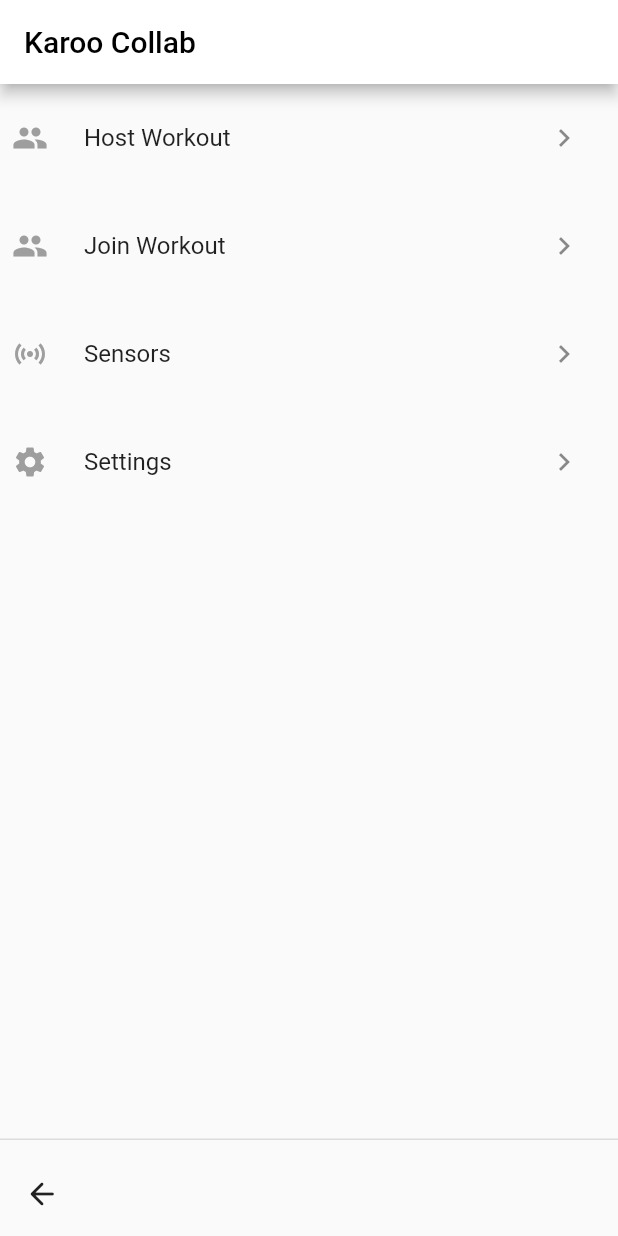
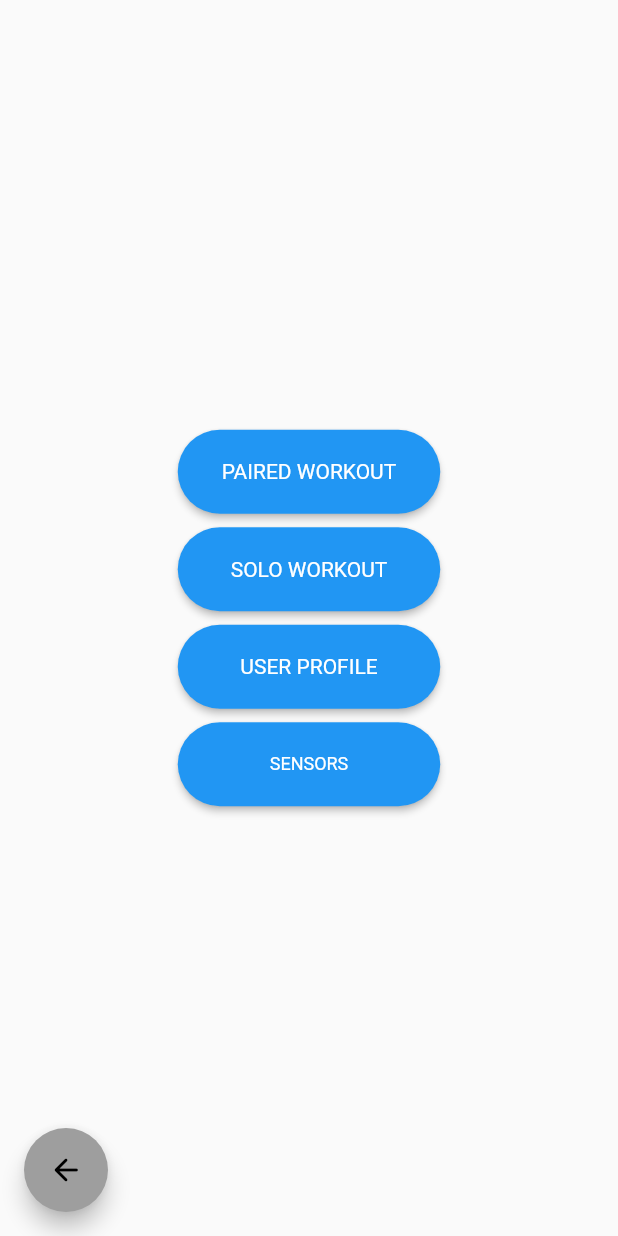
Before and after one commit to FrankAlbella/karoo-colab, a Flutter app: the screen it shows after launch, on a phone screen of 412 x 824 dp. Run offline on Flutter 3.47's test engine with Material 2 defaults, Android fonts, the phone set to English and light mode, and no system bars; our stand-ins replace flutter_bluetooth_serial, fluttertoast, permission_handler; missing offline and left inert: flutter_reactive_ble, screen.

Commit message:
Reworked Home Page ui

```diff
--- a/lib/pages/home_page.dart
+++ b/lib/pages/home_page.dart
@@ -1,21 +1,12 @@
 import 'dart:io';
 import 'package:flutter/material.dart';
+import 'package:karoo_collab/pages/paired_workout.dart';
+import 'package:karoo_collab/pages/solo_workout.dart';
 import 'profile_page.dart';
 import 'sensor_page.dart';
-import 'host_page.dart';
-import 'join_page.dart';
 
 class MyHomePage extends StatefulWidget {
   const MyHomePage({super.key, required this.title});
-
-  // This widget is the home page of your application. It is stateful, meaning
-  // that it has a State object (defined below) that contains fields that affect
-  // how it looks.
-
-  // This class is the configuration for the state. It holds the values (in this
-  // case the title) provided by the parent (in this case the App widget) and
-  // used by the build method of the State. Fields in a Widget subclass are
-  // always marked "final".
 
   final String title;
 
@@ -24,133 +15,129 @@ class MyHomePage extends StatefulWidget {
 }
 
 class _MyHomePageState extends State<MyHomePage> {
-
   @override
   Widget build(BuildContext context) {
-    // This method is rerun every time setState is called, for instance as done
-    // by the _incrementCounter method above.
-    //
-    // The Flutter framework has been optimized to make rerunning build methods
-    // fast, so that you can just rebuild anything that needs updating rather
-    // than having to individually change instances of widgets.
     return Scaffold(
-      appBar: AppBar(
-        // Here we take the value from the MyHomePage object that was created by
-        // the App.build method, and use it to set our appbar title.
-        title: Text(widget.title, style: const TextStyle(color: Colors.black)),
-        backgroundColor: Colors.white,
+        floatingActionButtonLocation: FloatingActionButtonLocation.startFloat,
+        floatingActionButton: SizedBox(
+          child: FloatingActionButton (
+            shape: RoundedRectangleBorder(
+                borderRadius: BorderRadius.circular(30)
+            ),
+            child: const Icon(Icons.arrow_back_rounded),
+            onPressed: () {
+              exit(0); //Might need better method of exiting app
+            },
+          ),
         ),
       body: Center(
-        // Center is a layout widget. It takes a single child and positions it
-        // in the middle of the parent.
-        child: ListView(
-          // Column is also a layout widget. It takes a list of children and
-          // arranges them vertically. By default, it sizes itself to fit its
-          // children horizontally, and tries to be as tall as its parent.
-          //
-          // Invoke "debug painting" (press "p" in the console, choose the
-          // "Toggle Debug Paint" action from the Flutter Inspector in Android
-          // Studio, or the "Toggle Debug Paint" command in Visual Studio Code)
-          // to see the wireframe for each widget.
-          //
-          // Column has various properties to control how it sizes itself and
-          // how it positions its children. Here we use mainAxisAlignment to
-          // center the children vertically; the main axis here is the vertical
-          // axis because Columns are vertical (the cross axis would be
-          // horizontal).
-          children: <Widget>[
-            TextButton.icon(
+        child: SizedBox(
+          width: 175,
+          child: ListView(shrinkWrap: true, children: <Widget>[
+              SizedBox(
+                  height: 65,
+                  width: 10,
+                  child: Center(
+                      child: ElevatedButton(
+                          style: ElevatedButton.styleFrom(
+                              backgroundColor: Colors.blue,
+                              shape: RoundedRectangleBorder(
+                                  borderRadius: BorderRadius.circular(30)),
+                              padding: const EdgeInsets.all(0)),
                           onPressed: () {
                             Navigator.push(
                                 context,
                                 MaterialPageRoute(
-                      builder: (context) =>
-                      const HostPage(title: 'Host Workout')),
-                );
+                                    builder: (context) => const PartnerWorkout(
+                                        title: 'Paired Workout')));
                           },
-              icon: const Icon(
-                Icons.people,
-              ),
-              label: const Align(
-                  alignment: Alignment.centerLeft,
-                  child: ListTile(
-                      title: Text("Host Workout"),
-                      trailing: Icon(Icons.keyboard_arrow_right))),
-            ),
-            TextButton.icon(
+                          child: const ListTile(
+                            title: Text("PAIRED WORKOUT",
+                                textAlign: TextAlign.center,
+                                style: TextStyle(
+                                  fontSize: 14,
+                                  color: Colors.white,
+                                )),
+                          )))),
+              SizedBox(
+                  height: 65,
+                  width: 10,
+                  child: Center(
+                      child: ElevatedButton(
+                          style: ElevatedButton.styleFrom(
+                              backgroundColor: Colors.blue,
+                              shape: RoundedRectangleBorder(
+                                  borderRadius: BorderRadius.circular(30)),
+                              padding: const EdgeInsets.all(0)),
                           onPressed: () {
                             Navigator.push(
                                 context,
                                 MaterialPageRoute(
-                      builder: (context) =>
-                      const JoinPage(title: 'Join Workout')),
-                );
+                                    builder: (context) => const SoloWorkout(
+                                        title: 'Solo Workout')));
                           },
-              icon: const Icon(
-                Icons.people,
-              ),
-              label: const Align(
-                  alignment: Alignment.centerLeft,
-                  child: ListTile(
-                      title: Text("Join Workout"),
-                      trailing: Icon(Icons.keyboard_arrow_right))),
-            ),
-            TextButton.icon(
+                          child: const ListTile(
+                            title: Text("SOLO WORKOUT",
+                                textAlign: TextAlign.center,
+                                style: TextStyle(
+                                  fontSize: 14,
+                                  color: Colors.white,
+                                )),
+                          )))),
+              SizedBox(
+                  height: 65,
+                  width: 10,
+                  child: Center(
+                      child: ElevatedButton(
+                          style: ElevatedButton.styleFrom(
+                              backgroundColor: Colors.blue,
+                              shape: RoundedRectangleBorder(
+                                  borderRadius: BorderRadius.circular(30)),
+                              padding: const EdgeInsets.all(0)),
                           onPressed: () {
                             Navigator.push(
                                 context,
                                 MaterialPageRoute(
-                    builder: (context) =>
-                        const SensorPage(title: "Sensor Pairing")
-                  )
-                );
+                                    builder: (context) => const ProfilePage(
+                                        title: 'User Profile')));
                           },
-              icon: const Icon(
-                Icons.sensors
-              ),
-              label: const Align(
-                alignment: Alignment.centerLeft,
-                child: ListTile(
-                  title: Text("Sensors"),
-                  trailing: Icon(Icons.keyboard_arrow_right),
-                )
-              ),
-            ),
-            TextButton.icon(
+                          child: const ListTile(
+                            title: Text("USER PROFILE",
+                                textAlign: TextAlign.center,
+                                style: TextStyle(
+                                  fontSize: 14,
+                                  color: Colors.white,
+                                )),
+                          )))),
+              SizedBox(
+                  height: 65,
+                  width: 10,
+                  child: Center(
+                      child: ElevatedButton(
+                          style: ElevatedButton.styleFrom(
+                              backgroundColor: Colors.blue,
+                              shape: RoundedRectangleBorder(
+                                  borderRadius: BorderRadius.circular(30)),
+                              padding: const EdgeInsets.all(0)),
                           onPressed: () {
                             Navigator.push(
                                 context,
                                 MaterialPageRoute(
-                        builder: (context) =>
-                        const ProfilePage(title: "Sensor Pairing")
-                    )
-                );
+                                    builder: (context) => const SensorPage(
+                                        title: 'Sensors')));
                           },
-              icon: const Icon(
-                Icons.settings
-              ),
-              label: const Align(
-                alignment: Alignment.centerLeft,
-                child: ListTile(
-                  title: Text("Settings"),
-                  trailing: Icon(Icons.keyboard_arrow_right),
-                )
-              ),
-            ),
+                          child: const ListTile(
+                            title: Text("SENSORS",
+                                textAlign: TextAlign.center,
+                                style: TextStyle(
+                                  fontSize: 12,
+                                  color: Colors.white,
+                                )),
+                          )))),
             ],
           ),
         ),
-      persistentFooterButtons: [
-        IconButton(
-          icon: const Icon(Icons.arrow_back_rounded),
-          onPressed: () {
-            exit(0); //Might need better method of exiting app
-          },
-          alignment: Alignment.bottomLeft,
-        ),
-        const SizedBox(width: 100),
-      ],
-      persistentFooterAlignment: AlignmentDirectional.bottomStart,
+      )
     );
   }
 }
--- a/lib/pages/workout_page.dart
+++ b/lib/pages/workout_page.dart
@@ -215,5 +215,4 @@ class _WorkoutPage extends State<WorkoutPage> {
       persistentFooterAlignment: AlignmentDirectional.bottomStart,
     );
   }
-
 }
```
Also changed, not shown: lib/main.dart (+0 -9 lines). Lines whose indentation alone changed are shown as unchanged.
